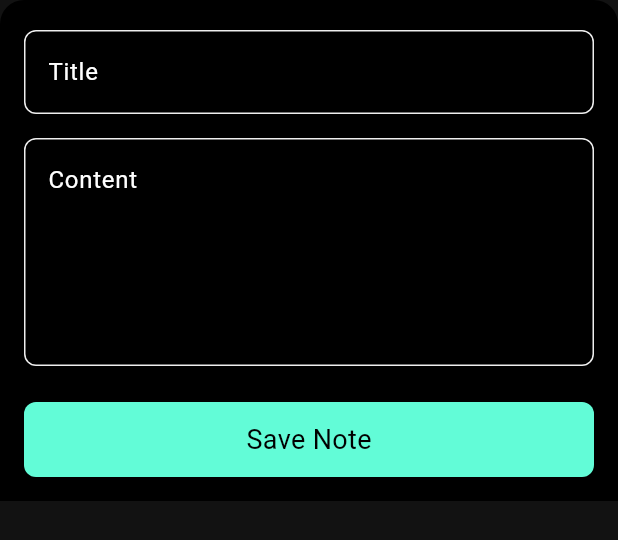
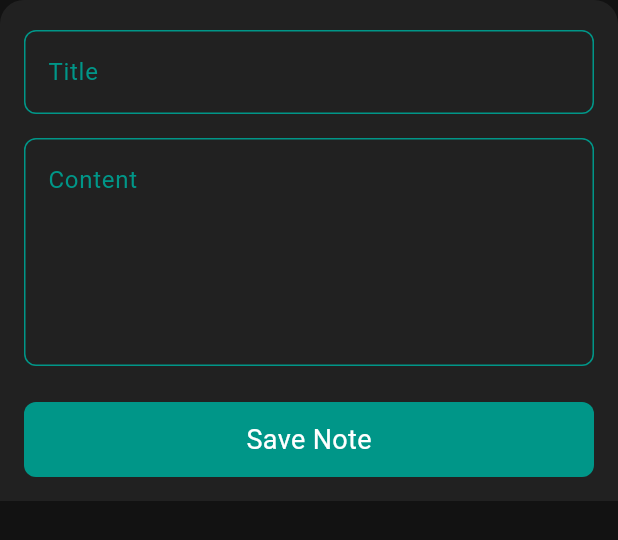
Before and after one commit to Waheed-Ashraf/Note-App, a Flutter app: the BottomSheetContainer widget shown alone on an empty page, opened directly, on a phone screen of 412 x 824 dp. Shown: the top 540 px of the screen. Run offline on Flutter 3.47's test engine with Material 3 defaults, Android fonts, the phone set to English and light mode, and no system bars; drawn by our look-alikes of modal_progress_hud_nsn; our stand-ins replace bloc, flutter_bloc, hive, hive_flutter; accounts and stored records are empty.

Commit message:
dark&light Themes

```diff
--- /dev/null
+++ b/lib/cubits/themes_cubit/themes_state.dart
@@ -0,0 +1,7 @@
+part of 'themes_cubit.dart';
+
+class ThemesState {
+  final ThemeData theme;
+
+  ThemesState({required this.theme});
+}
--- a/lib/widgets/bottom_sheet_container.dart
+++ b/lib/widgets/bottom_sheet_container.dart
@@ -1,6 +1,5 @@
 import 'package:flutter/material.dart';
 import 'package:flutter_bloc/flutter_bloc.dart';
-import 'package:modal_progress_hud_nsn/modal_progress_hud_nsn.dart';
 import 'package:note_app/cubits/add_note_cubit/add_note_cubit.dart';
 import 'package:note_app/cubits/notes_cubit/note_cubit.dart';
 import 'package:note_app/widgets/custom_bottom_sheet_form.dart';
@@ -42,11 +41,8 @@ class BottomSheetContainer extends StatelessWidget {
               BlocProvider.of<NoteCubit>(context).fetchNotes();
             },
             builder: (context, state) {
-              return ModalProgressHUD(
-                inAsyncCall: state is AddNoteLoading ? true : false,
-                child:
-                    const SingleChildScrollView(child: CustomBottomSheetForm()),
-              );
+              return const SingleChildScrollView(
+                  child: CustomBottomSheetForm());
             },
           ),
         ),
--- a/lib/widgets/custom_note_item.dart
+++ b/lib/widgets/custom_note_item.dart
@@ -21,7 +21,7 @@ class CustomNoteItem extends StatelessWidget {
         ));
       },
       child: Padding(
-        padding: const EdgeInsets.only(top: 16),
+        padding: const EdgeInsets.only(top: 8),
         child: Container(
           decoration: BoxDecoration(
             borderRadius: BorderRadius.circular(16),
--- a/lib/widgets/custom_text_field.dart
+++ b/lib/widgets/custom_text_field.dart
@@ -23,27 +23,33 @@ class CustomTextField extends StatelessWidget {
           return null;
         }
       },
+      style: TextStyle(
+        color: Theme.of(context).colorScheme.secondary,
+      ),
       onChanged: onChanged,
       cursorColor: Theme.of(context).colorScheme.secondary,
       maxLines: maxLines,
       decoration: InputDecoration(
         hintText: hint,
+        hintStyle: TextStyle(
+          color: Theme.of(context).colorScheme.secondary,
+        ),
         border: OutlineInputBorder(
           borderRadius: BorderRadius.circular(8),
           borderSide: BorderSide(
-            color: Theme.of(context).colorScheme.tertiary,
+            color: Theme.of(context).colorScheme.secondary,
           ),
         ),
         enabledBorder: OutlineInputBorder(
           borderRadius: BorderRadius.circular(8),
           borderSide: BorderSide(
-            color: Theme.of(context).colorScheme.tertiary,
+            color: Theme.of(context).colorScheme.secondary,
           ),
         ),
         focusedBorder: OutlineInputBorder(
           borderRadius: BorderRadius.circular(8),
           borderSide: BorderSide(
-            color: Theme.of(context).colorScheme.secondary,
+            color: Theme.of(context).colorScheme.tertiary,
           ),
         ),
       ),
--- a/lib/widgets/custom_update_note_form.dart
+++ b/lib/widgets/custom_update_note_form.dart
@@ -1,8 +1,5 @@
 import 'package:flutter/material.dart';
-import 'package:flutter_bloc/flutter_bloc.dart';
-import 'package:note_app/cubits/notes_cubit/note_cubit.dart';
 import 'package:note_app/models/note_model.dart';
-import 'package:note_app/widgets/custom_button.dart';
 import 'package:note_app/widgets/custom_text_field.dart';
 
 class CustomUpdateNoteForm extends StatefulWidget {
--- a/pubspec.yaml
+++ b/pubspec.yaml
@@ -38,7 +38,6 @@ dependencies:
   hive: ^2.2.3
   hive_flutter:
   flutter_bloc: ^8.1.3
-  modal_progress_hud_nsn: ^0.4.0
   intl: ^0.19.0
 dev_dependencies:
   flutter_test:
```
Also changed, not shown: lib/cubits/notes_cubit/note_cubit.dart (+15 -0 lines), lib/cubits/themes_cubit/themes_cubit.dart (added, +26 -0 lines), lib/main.dart (+12 -6 lines), lib/views/notes_view.dart (+24 -8 lines), lib/widgets/custom_appbar.dart (+4 -5 lines), lib/widgets/notes_list.dart (+20 -2 lines), pubspec.lock, 5 other files.
